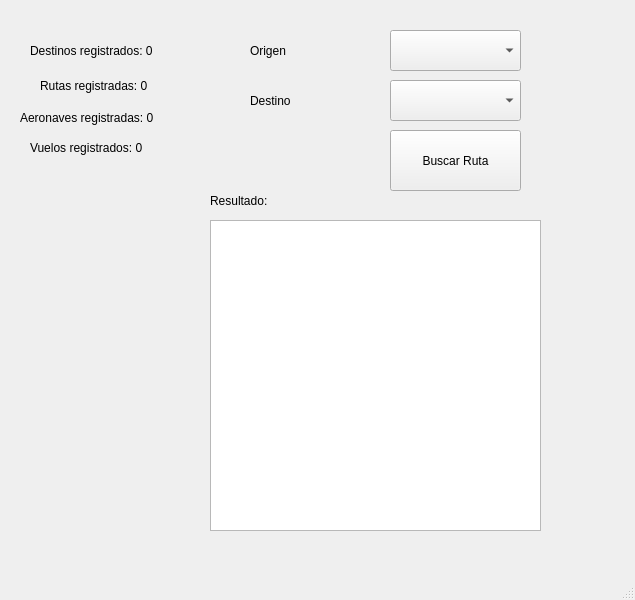
This is modern-qt-sqlserver/mainwindow.ui in Jairo0811/Aerolinea as Qt 5 draws it before an edit. The edited form follows.
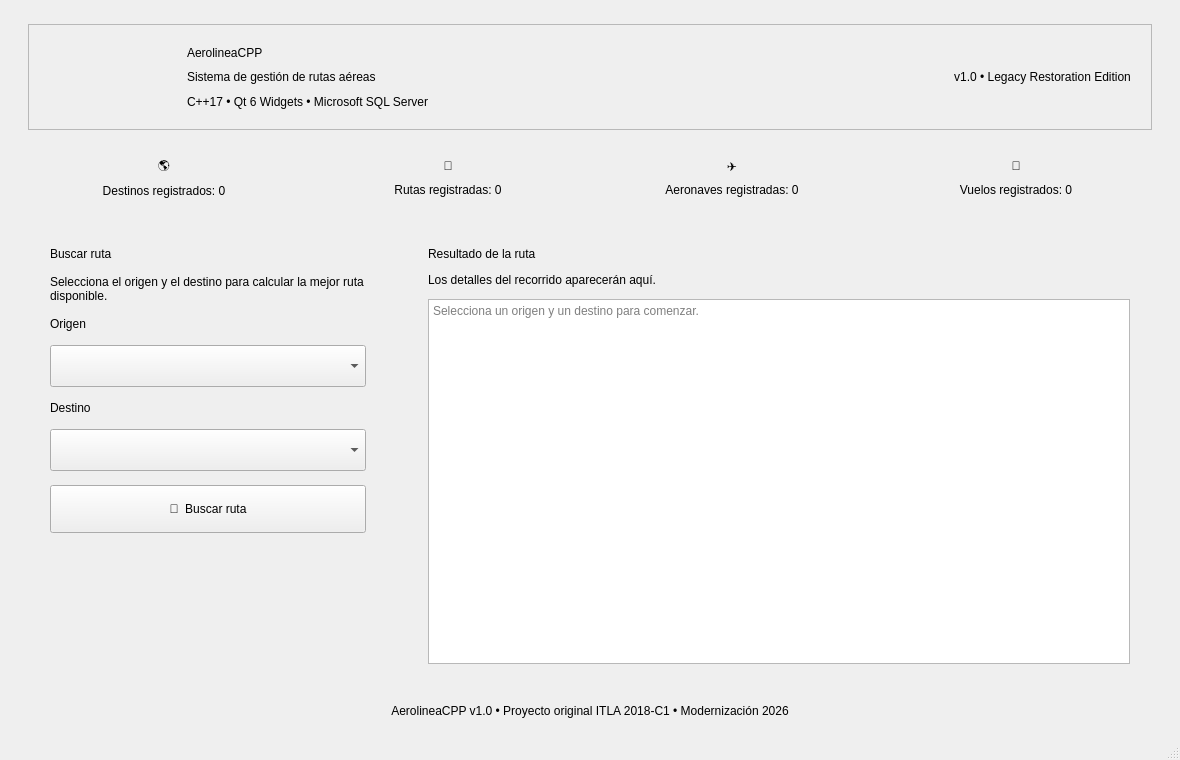
This is the edited form.

Commit message: ui: rediseñar ventana principal con layouts responsivos

```diff
--- a/modern-qt-sqlserver/mainwindow.ui
+++ b/modern-qt-sqlserver/mainwindow.ui
@@ -6,148 +6,173 @@
    <rect>
     <x>0</x>
     <y>0</y>
-    <width>635</width>
-    <height>600</height>
+    <width>1180</width>
+    <height>760</height>
    </rect>
   </property>
+  <property name="minimumSize">
+   <size>
+    <width>960</width>
+    <height>650</height>
+   </size>
+  </property>
   <property name="windowTitle">
    <string>AerolineaCPP - Sistema de Rutas</string>
   </property>
   <widget class="QWidget" name="centralwidget">
-   <widget class="QLabel" name="lblOrigen">
-    <property name="geometry">
-     <rect>
-      <x>250</x>
-      <y>20</y>
-      <width>51</width>
-      <height>61</height>
-     </rect>
+   <layout class="QVBoxLayout" name="rootLayout">
+    <property name="leftMargin">
+     <number>28</number>
     </property>
-    <property name="text">
-     <string>Origen</string>
+    <property name="topMargin">
+     <number>24</number>
     </property>
-   </widget>
-   <widget class="QLabel" name="lblDestino">
-    <property name="geometry">
-     <rect>
-      <x>250</x>
-      <y>80</y>
-      <width>51</width>
-      <height>41</height>
-     </rect>
+    <property name="rightMargin">
+     <number>28</number>
     </property>
-    <property name="text">
-     <string>Destino</string>
+    <property name="bottomMargin">
+     <number>20</number>
     </property>
-   </widget>
-   <widget class="QComboBox" name="cmbOrigen">
-    <property name="geometry">
-     <rect>
-      <x>390</x>
-      <y>30</y>
-      <width>131</width>
-      <height>41</height>
-     </rect>
+    <property name="spacing">
+     <number>18</number>
     </property>
-   </widget>
-   <widget class="QComboBox" name="cmbDestino">
-    <property name="geometry">
-     <rect>
-      <x>390</x>
-      <y>80</y>
-      <width>131</width>
-      <height>41</height>
-     </rect>
-    </property>
-   </widget>
-   <widget class="QPushButton" name="btnBuscar">
-    <property name="geometry">
-     <rect>
-      <x>390</x>
-      <y>130</y>
-      <width>131</width>
-      <height>61</height>
-     </rect>
-    </property>
-    <property name="text">
-     <string>Buscar Ruta</string>
-    </property>
-   </widget>
-   <widget class="QPlainTextEdit" name="txtResultado">
-    <property name="geometry">
-     <rect>
-      <x>210</x>
-      <y>220</y>
-      <width>331</width>
-      <height>311</height>
-     </rect>
-    </property>
-   </widget>
-   <widget class="QLabel" name="lblResultado">
-    <property name="geometry">
-     <rect>
-      <x>210</x>
-      <y>180</y>
-      <width>61</width>
-      <height>41</height>
-     </rect>
-    </property>
-    <property name="text">
-     <string>Resultado:</string>
-    </property>
-   </widget>
-   <widget class="QLabel" name="lblTotalDestinos">
-    <property name="geometry">
-     <rect>
-      <x>30</x>
-      <y>40</y>
-      <width>141</width>
-      <height>21</height>
-     </rect>
-    </property>
-    <property name="text">
-     <string>Destinos registrados: 0</string>
-    </property>
-   </widget>
-   <widget class="QLabel" name="lblTotalRutas">
-    <property name="geometry">
-     <rect>
-      <x>40</x>
-      <y>70</y>
-      <width>111</width>
-      <height>31</height>
-     </rect>
-    </property>
-    <property name="text">
-     <string>Rutas registradas: 0</string>
-    </property>
-   </widget>
-   <widget class="QLabel" name="lblTotalAeronaves">
-    <property name="geometry">
-     <rect>
-      <x>20</x>
-      <y>110</y>
-      <width>141</width>
-      <height>16</height>
-     </rect>
-    </property>
-    <property name="text">
-     <string>Aeronaves registradas: 0</string>
-    </property>
-   </widget>
-   <widget class="QLabel" name="lblTotalVuelos">
-    <property name="geometry">
-     <rect>
-      <x>30</x>
-      <y>140</y>
-      <width>181</width>
-      <height>16</height>
-     </rect>
-    </property>
-    <property name="text">
-     <string>Vuelos registrados: 0</string>
-    </property>
-   </widget>
+    <item>
+     <widget class="QFrame" name="headerFrame">
+      <property name="frameShape">
+       <enum>QFrame::StyledPanel</enum>
+      </property>
+      <layout class="QHBoxLayout" name="headerLayout">
+       <property name="leftMargin"><number>20</number></property>
+       <property name="topMargin"><number>16</number></property>
+       <property name="rightMargin"><number>20</number></property>
+       <property name="bottomMargin"><number>16</number></property>
+       <property name="spacing"><number>18</number></property>
+       <item>
+        <widget class="QLabel" name="lblBrandLogo">
+         <property name="minimumSize"><size><width>120</width><height>72</height></size></property>
+         <property name="maximumSize"><size><width>150</width><height>90</height></size></property>
+         <property name="text"><string/></property>
+         <property name="alignment"><set>Qt::AlignCenter</set></property>
+        </widget>
+       </item>
+       <item>
+        <layout class="QVBoxLayout" name="titleLayout">
+         <property name="spacing"><number>2</number></property>
+         <item>
+          <widget class="QLabel" name="lblTitulo">
+           <property name="text"><string>AerolineaCPP</string></property>
+          </widget>
+         </item>
+         <item>
+          <widget class="QLabel" name="lblSubtitulo">
+           <property name="text"><string>Sistema de gestión de rutas aéreas</string></property>
+          </widget>
+         </item>
+         <item>
+          <widget class="QLabel" name="lblTecnologias">
+           <property name="text"><string>C++17 • Qt 6 Widgets • Microsoft SQL Server</string></property>
+          </widget>
+         </item>
+        </layout>
+       </item>
+       <item>
+        <spacer name="headerSpacer">
+         <property name="orientation"><enum>Qt::Horizontal</enum></property>
+         <property name="sizeHint" stdset="0"><size><width>40</width><height>20</height></size></property>
+        </spacer>
+       </item>
+       <item>
+        <widget class="QLabel" name="lblVersionBadge">
+         <property name="text"><string>v1.0 • Legacy Restoration Edition</string></property>
+         <property name="alignment"><set>Qt::AlignCenter</set></property>
+        </widget>
+       </item>
+      </layout>
+     </widget>
+    </item>
+    <item>
+     <layout class="QHBoxLayout" name="metricsLayout">
+      <property name="spacing"><number>12</number></property>
+      <item>
+       <widget class="QFrame" name="cardDestinos">
+        <layout class="QVBoxLayout" name="cardDestinosLayout">
+         <item><widget class="QLabel" name="lblDestinosIcon"><property name="text"><string>🌎</string></property><property name="alignment"><set>Qt::AlignCenter</set></property></widget></item>
+         <item><widget class="QLabel" name="lblTotalDestinos"><property name="text"><string>Destinos registrados: 0</string></property><property name="alignment"><set>Qt::AlignCenter</set></property></widget></item>
+        </layout>
+       </widget>
+      </item>
+      <item>
+       <widget class="QFrame" name="cardRutas">
+        <layout class="QVBoxLayout" name="cardRutasLayout">
+         <item><widget class="QLabel" name="lblRutasIcon"><property name="text"><string>🛫</string></property><property name="alignment"><set>Qt::AlignCenter</set></property></widget></item>
+         <item><widget class="QLabel" name="lblTotalRutas"><property name="text"><string>Rutas registradas: 0</string></property><property name="alignment"><set>Qt::AlignCenter</set></property></widget></item>
+        </layout>
+       </widget>
+      </item>
+      <item>
+       <widget class="QFrame" name="cardAeronaves">
+        <layout class="QVBoxLayout" name="cardAeronavesLayout">
+         <item><widget class="QLabel" name="lblAeronavesIcon"><property name="text"><string>✈️</string></property><property name="alignment"><set>Qt::AlignCenter</set></property></widget></item>
+         <item><widget class="QLabel" name="lblTotalAeronaves"><property name="text"><string>Aeronaves registradas: 0</string></property><property name="alignment"><set>Qt::AlignCenter</set></property></widget></item>
+        </layout>
+       </widget>
+      </item>
+      <item>
+       <widget class="QFrame" name="cardVuelos">
+        <layout class="QVBoxLayout" name="cardVuelosLayout">
+         <item><widget class="QLabel" name="lblVuelosIcon"><property name="text"><string>🎫</string></property><property name="alignment"><set>Qt::AlignCenter</set></property></widget></item>
+         <item><widget class="QLabel" name="lblTotalVuelos"><property name="text"><string>Vuelos registrados: 0</string></property><property name="alignment"><set>Qt::AlignCenter</set></property></widget></item>
+        </layout>
+       </widget>
+      </item>
+     </layout>
+    </item>
+    <item>
+     <layout class="QHBoxLayout" name="contentLayout">
+      <property name="spacing"><number>18</number></property>
+      <item>
+       <widget class="QFrame" name="searchFrame">
+        <property name="minimumSize"><size><width>360</width><height>360</height></size></property>
+        <layout class="QVBoxLayout" name="searchLayout">
+         <property name="leftMargin"><number>22</number></property>
+         <property name="topMargin"><number>22</number></property>
+         <property name="rightMargin"><number>22</number></property>
+         <property name="bottomMargin"><number>22</number></property>
+         <property name="spacing"><number>14</number></property>
+         <item><widget class="QLabel" name="lblBuscarTitulo"><property name="text"><string>Buscar ruta</string></property></widget></item>
+         <item><widget class="QLabel" name="lblBuscarDescripcion"><property name="text"><string>Selecciona el origen y el destino para calcular la mejor ruta disponible.</string></property><property name="wordWrap"><bool>true</bool></property></widget></item>
+         <item><widget class="QLabel" name="lblOrigen"><property name="text"><string>Origen</string></property></widget></item>
+         <item><widget class="QComboBox" name="cmbOrigen"><property name="minimumSize"><size><width>0</width><height>42</height></size></property></widget></item>
+         <item><widget class="QLabel" name="lblDestino"><property name="text"><string>Destino</string></property></widget></item>
+         <item><widget class="QComboBox" name="cmbDestino"><property name="minimumSize"><size><width>0</width><height>42</height></size></property></widget></item>
+         <item><widget class="QPushButton" name="btnBuscar"><property name="minimumSize"><size><width>0</width><height>48</height></size></property><property name="text"><string>🔎  Buscar ruta</string></property></widget></item>
+         <item><spacer name="searchSpacer"><property name="orientation"><enum>Qt::Vertical</enum></property><property name="sizeHint" stdset="0"><size><width>20</width><height>40</height></size></property></spacer></item>
+        </layout>
+       </widget>
+      </item>
+      <item>
+       <widget class="QFrame" name="resultFrame">
+        <layout class="QVBoxLayout" name="resultLayout">
+         <property name="leftMargin"><number>22</number></property>
+         <property name="topMargin"><number>22</number></property>
+         <property name="rightMargin"><number>22</number></property>
+         <property name="bottomMargin"><number>22</number></property>
+         <property name="spacing"><number>12</number></property>
+         <item><widget class="QLabel" name="lblResultado"><property name="text"><string>Resultado de la ruta</string></property></widget></item>
+         <item><widget class="QLabel" name="lblResultadoHint"><property name="text"><string>Los detalles del recorrido aparecerán aquí.</string></property></widget></item>
+         <item><widget class="QPlainTextEdit" name="txtResultado"><property name="readOnly"><bool>true</bool></property><property name="placeholderText"><string>Selecciona un origen y un destino para comenzar.</string></property></widget></item>
+        </layout>
+       </widget>
+      </item>
+     </layout>
+    </item>
+    <item>
+     <widget class="QLabel" name="lblFooter">
+      <property name="text"><string>AerolineaCPP v1.0 • Proyecto original ITLA 2018-C1 • Modernización 2026</string></property>
+      <property name="alignment"><set>Qt::AlignCenter</set></property>
+     </widget>
+    </item>
+   </layout>
   </widget>
   <widget class="QMenuBar" name="menubar">
    <property name="geometry">
```
Left out of the diff: 11 changed lines with no effect on the pictures.
